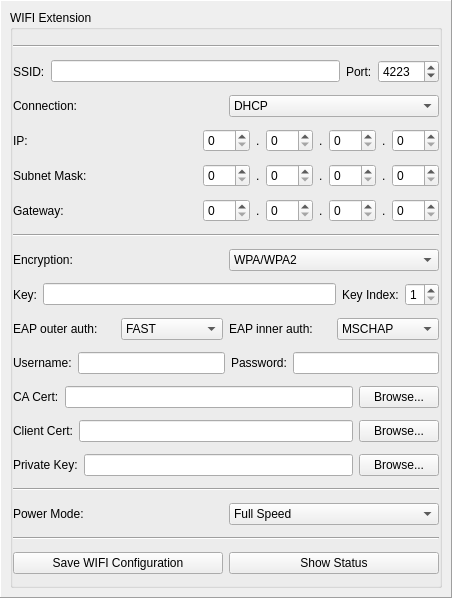
Qt form src/brickv/plugin_system/plugins/master/ui/wifi.ui (Tinkerforge/brickv) before a commit.
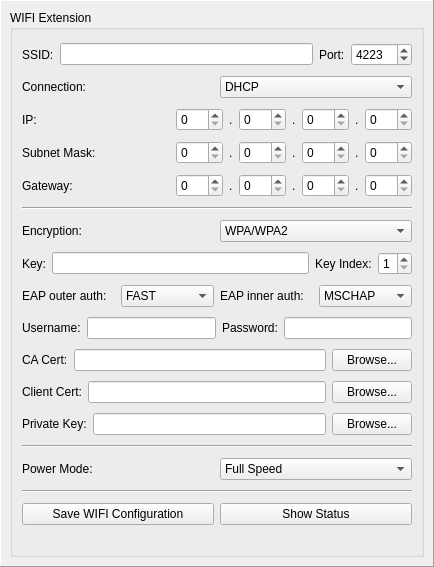
The same form after that commit.

Commit message: Fix layout problem with groupbox in Master Extension UI

```diff
--- a/src/brickv/plugin_system/plugins/master/ui/wifi.ui
+++ b/src/brickv/plugin_system/plugins/master/ui/wifi.ui
@@ -6,8 +6,8 @@
    <rect>
     <x>0</x>
     <y>0</y>
-    <width>452</width>
-    <height>598</height>
+    <width>434</width>
+    <height>567</height>
    </rect>
   </property>
   <property name="windowTitle">
@@ -35,25 +35,6 @@
          <string>WIFI Extension</string>
         </property>
         <layout class="QVBoxLayout" name="verticalLayout_2">
-         <property name="leftMargin">
-          <number>0</number>
-         </property>
-         <property name="topMargin">
-          <number>9</number>
-         </property>
-         <property name="rightMargin">
-          <number>0</number>
-         </property>
-         <property name="bottomMargin">
-          <number>0</number>
-         </property>
-         <item>
-          <widget class="Line" name="line_2">
-           <property name="orientation">
-            <enum>Qt::Horizontal</enum>
-           </property>
-          </widget>
-         </item>
          <item>
           <layout class="QHBoxLayout" name="horizontalLayout_2">
            <item>
```
The commit also changes 2 other files.
